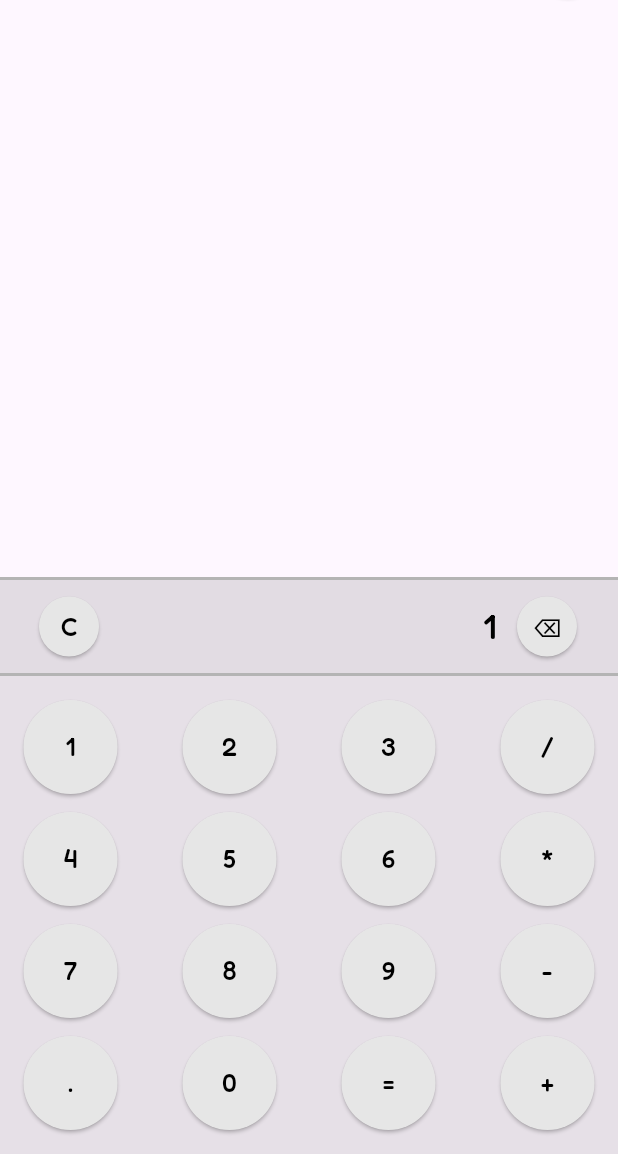
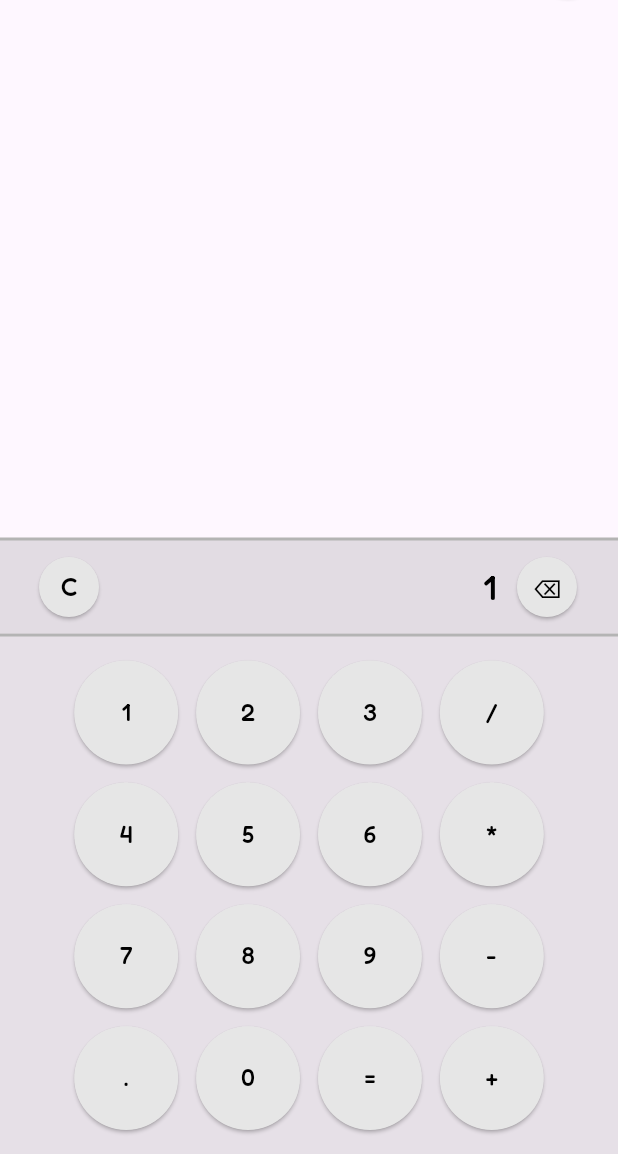
Before and after one commit to liiliiilliliiiliiiilllilliilililiiiilli/calculator, a Flutter app: the screen it shows after launch, after a tap on an icon or button, on a phone screen of 412 x 824 dp, the part 82-1236 px from its top. Run offline on Flutter 3.47's test engine with Material 3 defaults, Android fonts, the phone set to English and light mode, and no system bars; our stand-ins replace flutter_hooks, flutter_riverpod, flutter_svg, hooks_riverpod, shared_preferences.

Commit message:
Улучшение приложения

```diff
--- a/flutter_launcher_icons.yaml
+++ b/flutter_launcher_icons.yaml
@@ -1,6 +1,7 @@
 # flutter pub run flutter_launcher_icons
+
 flutter_launcher_icons:
-  image_path: "assets/icon/icon.png"
+  image_path: "assets/images/logo/dark/logo.png"
 
   android: "launcher_icon"
   # image_path_android: "assets/icon/icon.png"
--- a/lib/app/app.dart
+++ b/lib/app/app.dart
@@ -4,10 +4,10 @@ import 'package:flutter/material.dart';
 import 'package:flutter_riverpod/flutter_riverpod.dart';
 import 'package:calculator/app/providers/locale/locale.dart';
 import 'package:calculator/app/providers/theme/theme.dart';
+import 'package:calculator/app/theme/icons/icons.dart';
+import 'package:calculator/app/theme/colors/colors.dart';
 import 'package:flutter_localizations/flutter_localizations.dart';
 import 'package:calculator/app/localization/generated/l10n.dart';
-import 'package:calculator/app/theme/icons/icons.dart';
-import 'package:calculator/app/theme/colors/colors.dart';
 import 'pages/home/home.dart';
 
 
@@ -57,14 +57,6 @@ class App extends ConsumerWidget {
       MaterialApp (
         debugShowCheckedModeBanner: false,
         title: 'Calculator',
-        localizationsDelegates: const [
-            T.delegate,
-            GlobalMaterialLocalizations.delegate,
-            GlobalWidgetsLocalizations.delegate,
-            GlobalCupertinoLocalizations.delegate
-        ],
-        supportedLocales: T.delegate.supportedLocales,
-        locale: Locale (localeState),
         theme: ThemeData (
           pageTransitionsTheme: PageTransitionsTheme (
             builders: {
@@ -79,6 +71,14 @@ class App extends ConsumerWidget {
             customColors
           ]
         ),
+        localizationsDelegates: const [
+            T.delegate,
+            GlobalMaterialLocalizations.delegate,
+            GlobalWidgetsLocalizations.delegate,
+            GlobalCupertinoLocalizations.delegate
+        ],
+        supportedLocales: T.delegate.supportedLocales,
+        locale: Locale (localeState),
         routes: {
           '/home': (context) => const Home ()
         },
--- a/lib/app/methods/domath/domath.dart
+++ b/lib/app/methods/domath/domath.dart
@@ -1,4 +1,4 @@
-// Do math
+// Do math method
 
 import 'package:flutter/material.dart';
 import 'package:calculator/app/localization/generated/l10n.dart';
@@ -7,16 +7,22 @@ import 'package:calculator/app/localization/generated/l10n.dart';
 
 String doMath (BuildContext context, String input) {
 
-  final expression = input.replaceAll(' ', '');
+  final expression = input.replaceAll (' ', '');
 
-  if (expression.isEmpty) return (T.of(context).error);
+  if (expression.isEmpty) {
 
-  final parser = _ExpressionParser(expression);
+    return (T.of(context).error);
+
+  }
+
+
+  final parser = _ExpressionParser (expression);
 
 
   try {
 
-    final result = parser.parse();
+    final result = parser.parse ();
+
 
     if (!parser.isAtEnd) {
 
@@ -24,13 +30,14 @@ String doMath (BuildContext context, String input) {
 
     }
 
-    if (result == result.truncateToDouble()) {
+    if (result == result.truncateToDouble ()) {
 
       return (result.toInt().toString());
 
     }
 
-    return (result.toString());
+
+    return (result.toString ());
 
   } on FormatException {
 
@@ -49,123 +56,190 @@ class _ExpressionParser {
 
   int _pos = 0;
 
-  _ExpressionParser(this._src);
+  _ExpressionParser (this._src);
 
   bool get isAtEnd => _pos >= _src.length;
 
 
-  double parse() {
+  double parse () {
 
-    final value = _parseExpression();
+    final value = _parseExpression ();
     return (value);
 
   }
 
 
-  double _parseExpression() {
+  double _parseExpression () {
 
-    var value = _parseTerm();
+    var value = _parseTerm ();
+
+
     while (!isAtEnd) {
-      final ch = _peek();
+
+      final ch = _peek ();
+
       if (ch == '+') {
+
         _pos++;
-        value += _parseTerm();
+
+        value += _parseTerm ();
+
       } else if (ch == '-') {
+
         _pos++;
-        value -= _parseTerm();
+
+        value -= _parseTerm ();
+
       } else {
+
         break;
+
       }
+
     }
+
 
     return (value);
 
   }
 
 
-  double _parseTerm() {
+  double _parseTerm () {
 
-    var value = _parseFactor();
+    var value = _parseFactor ();
+
+
     while (!isAtEnd) {
-      final ch = _peek();
+
+      final ch = _peek ();
+
       if (ch == '*') {
+
         _pos++;
-        value *= _parseFactor();
+
+        value *= _parseFactor ();
+
       } else if (ch == '/') {
+
         _pos++;
-        final divisor = _parseFactor();
+
+        final divisor = _parseFactor ();
+
         if (divisor == 0) {
-          throw const FormatException('Division by zero');
+
+          throw const FormatException ('Division by zero');
+
         }
+
         value /= divisor;
+
       } else {
+
         break;
+
       }
+
     }
+
 
     return (value);
 
   }
 
 
-  double _parseFactor() {
+  double _parseFactor () {
 
     if (isAtEnd) {
-      throw const FormatException('Unexpected end');
+
+      throw const FormatException ('Unexpected end');
+
     }
 
-    final ch = _peek();
+    final ch = _peek ();
 
     if (ch == '(') {
-      _pos++; // пропускаем '('
-      final value = _parseExpression();
+
+      _pos++;
+
+      final value = _parseExpression ();
+
       if (_peek() != ')') {
-        throw const FormatException('Missing closing parenthesis');
+
+        throw const FormatException ('Missing closing parenthesis');
+
       }
-      _pos++; // пропускаем ')'
+
+      _pos++;
+
+
       return (value);
+
     }
 
     if (ch == '+' || ch == '-') {
+
       _pos++;
-      final value = _parseFactor();
+
+      final value = _parseFactor ();
+
+
       return (ch == '-' ? -value : value);
+
     }
 
-    return (_parseNumber());
+
+    return (_parseNumber ());
 
   }
 
 
-  double _parseNumber() {
+  double _parseNumber () {
 
     final start = _pos;
 
     while (!isAtEnd && _peek().contains(RegExp(r'[0-9]'))) {
+
       _pos++;
+
     }
 
-    if (!isAtEnd && _peek() == '.') {
+    if (!isAtEnd && _peek () == '.') {
+
       _pos++;
+
       while (!isAtEnd && _peek().contains(RegExp(r'[0-9]'))) {
+
         _pos++;
+
       }
+
     }
 
     if (_pos == start) {
-      throw const FormatException('Invalid number');
+
+      throw const FormatException ('Invalid number');
+
     }
 
-    final numberStr = _src.substring(start, _pos);
-    final value = double.tryParse(numberStr);
+    final numberStr = _src.substring (start, _pos);
+    final value = double.tryParse (numberStr);
+
     if (value == null || value.isNaN) {
-      throw const FormatException('Invalid number');
+
+      throw const FormatException ('Invalid number');
+
     }
+
+
     return (value);
 
   }
 
 
-  String _peek() => _src[_pos];
+  String _peek () {
+
+    return (_src[_pos]);
+
+  }
 
 }
--- a/lib/app/pages/home/home.dart
+++ b/lib/app/pages/home/home.dart
@@ -2,8 +2,8 @@
 
 import 'package:flutter/material.dart';
 import 'package:flutter_hooks/flutter_hooks.dart';
-import 'package:calculator/app/pages/home/widgets/appbar/appbar.dart';
-import 'package:calculator/app/pages/home/widgets/body/body.dart';
+import 'widgets/appbar/appbar.dart';
+import 'widgets/body/body.dart';
 
 
 
--- a/lib/app/pages/home/widgets/appbar/appbar.dart
+++ b/lib/app/pages/home/widgets/appbar/appbar.dart
@@ -1,12 +1,12 @@
 // Home page - AppBar
 
+import 'package:flutter/material.dart';
+import 'package:hooks_riverpod/hooks_riverpod.dart';
 import 'package:calculator/app/providers/theme/theme.dart';
+import 'package:flutter_svg/svg.dart';
 import 'package:calculator/app/theme/icons/icons.dart';
-import 'package:flutter/material.dart';
 import 'package:calculator/app/theme/colors/colors.dart';
 import 'package:calculator/app/localization/generated/l10n.dart';
-import 'package:flutter_svg/svg.dart';
-import 'package:hooks_riverpod/hooks_riverpod.dart';
 
 
 
@@ -15,7 +15,11 @@ class AppBarComponent extends HookConsumerWidget implements PreferredSizeWidget
   const AppBarComponent ({super.key,});
 
 
-  @override Size get preferredSize => const Size.fromHeight (kToolbarHeight + 10);
+  @override Size get preferredSize {
+
+    return (const Size.fromHeight (kToolbarHeight + 10));
+
+  }
 
 
   @override Widget build (BuildContext context, WidgetRef ref) {
@@ -29,9 +33,9 @@ class AppBarComponent extends HookConsumerWidget implements PreferredSizeWidget
       : context.icons.moon;
 
 
-    void switchTheme () {
+    void handlePress () {
 
-      themeNotifier.changeState (themeState == AppThemeOption.dark ? AppThemeOption.light : AppThemeOption.dark);
+      themeNotifier.switchTheme ();
 
     }
 
@@ -57,7 +61,7 @@ class AppBarComponent extends HookConsumerWidget implements PreferredSizeWidget
               top: 8
             ),
             child: ElevatedButton (
-              onPressed: switchTheme,
+              onPressed: handlePress,
               style: ElevatedButton.styleFrom (
                 shape: const CircleBorder (),
                 backgroundColor: context.colors.buttonBack
--- a/lib/app/pages/home/widgets/body/body.dart
+++ b/lib/app/pages/home/widgets/body/body.dart
@@ -29,9 +29,11 @@ class BodyComponent extends HookWidget {
             text: expression,
             justResoulted: justResoulted
           ),
-          Inputer (
-            expression: expression,
-            justResoulted: justResoulted
+          Expanded (
+            child: Inputer (
+              expression: expression,
+              justResoulted: justResoulted
+            )
           )
         ]
       )
--- a/lib/app/pages/home/widgets/body/widgets/expression/expression.dart
+++ b/lib/app/pages/home/widgets/body/widgets/expression/expression.dart
@@ -22,7 +22,9 @@ class Expression extends StatelessWidget {
 
     void calncelAction () {
 
-      text.value = text.value = '';
+      text.value = '';
+
+      justResoulted.value = false;
 
     }
 
@@ -33,11 +35,15 @@ class Expression extends StatelessWidget {
 
         text.value = '';
 
-        justResoulted.value = false;
+      }
+
+      else {
+
+        text.value = text.value.substring (0, text.value.length - 1);
 
       }
 
-      text.value = text.value.substring (0, text.value.length - 1);
+      justResoulted.value = false;
 
     }
 
@@ -56,8 +62,8 @@ class Expression extends StatelessWidget {
         ),
         child: Padding (
           padding: const EdgeInsets.symmetric (
-            horizontal: 14,
-            vertical: 7
+            vertical: 7,
+            horizontal: 14
           ),
           child: Row (
             mainAxisAlignment: MainAxisAlignment.spaceBetween,
@@ -78,7 +84,7 @@ class Expression extends StatelessWidget {
                   )
                 )
               ),
-              Expanded(
+              Expanded (
                 child: Text (
                   text.value,
                   textAlign: TextAlign.end,
--- a/lib/app/pages/home/widgets/body/widgets/inputer/inputer.dart
+++ b/lib/app/pages/home/widgets/body/widgets/inputer/inputer.dart
@@ -15,7 +15,7 @@ class Inputer extends StatelessWidget {
   const Inputer ({
     super.key,
     required this.expression,
-    required this.justResoulted,
+    required this.justResoulted
   });
 
 
@@ -31,40 +31,39 @@ class Inputer extends StatelessWidget {
 
     void onTapKeyboardButton (String symbol) {
 
-      switch (symbol) {
+      if (symbol == '=') {
 
-        case '=':
+        expression.value = doMath (context, expression.value);
+
+        justResoulted.value = true;
+
+      }
+
+      else {
+
+        if (symbol == '+' || symbol == '-' || symbol == '*' || symbol == '/') {
+
+          expression.value = expression.value.length + 1 <= 17
+            ? expression.value + symbol
+            : expression.value;
+
+        }
+
+        else {
 
           if (justResoulted.value) {
 
             expression.value = '';
 
-            justResoulted.value = false;
+          }
+
+          expression.value = expression.value.length + 1 <= 17
+            ? expression.value + symbol
+            : expression.value;
 
         }
 
-          final result = doMath (context, expression.value);
-
-          expression.value = result;
-          justResoulted.value = true;
-
-          break;
-
-        default:
-
-          if (justResoulted.value) {
-
-            if (symbol != '+' && symbol != '-' && symbol != '*' && symbol != '/') expression.value = '';
-
         justResoulted.value = false;
-
-          }
-
-          expression.value = expression.value.length > 16
-            ? expression.value
-            : expression.value + symbol;
-
-          break;
 
       }
 
@@ -83,23 +82,50 @@ class Inputer extends StatelessWidget {
             )
           )
         ),
+        child: LayoutBuilder (
+          builder: (context, constraints) {
+
+            const double verticalPadding = 16.0 * 2;
+            const double mainAxisSpacing = 12.0;
+            const double crossAxisSpacing = 12.0;
+            const int rowCount = 4;
+            const int columnCount = 4;
+            const double targetAspectRatio = 1.0;
+
+            final double availableHeight = constraints.maxHeight;
+            final double totalVerticalSpacing = mainAxisSpacing * (rowCount - 1);
+            final double heightForButtons = availableHeight - verticalPadding - totalVerticalSpacing;
+            final double buttonHeight = heightForButtons / rowCount;
+            final double buttonWidth = buttonHeight * targetAspectRatio;
+            final double totalCrossAxisSpacing = crossAxisSpacing * (columnCount - 1);
+            final double maxGridWidth = (buttonWidth * columnCount) + totalCrossAxisSpacing;
+            final double finalGridWidth = constraints.maxWidth > maxGridWidth
+              ? maxGridWidth
+              : constraints.maxWidth;
+
+            return (
+
+              Center (
+                child: SizedBox (
+                  width: finalGridWidth,
+                  height: availableHeight,
                   child: GridView.count (
-          padding: EdgeInsets.only (
-            bottom: 16,
-            top: 16
+                    padding: const EdgeInsets.symmetric (
+                      vertical: 16
                     ),
-          shrinkWrap: true,
                     physics: const NeverScrollableScrollPhysics (),
-          crossAxisCount: 4,
-          childAspectRatio: 1.5,
-          mainAxisSpacing: 12,
-          crossAxisSpacing: 12,
-          children: symbols.map ((symbol) => symbol.isEmpty
-            ? const SizedBox.shrink ()
-            : ElevatedButton (
+                    crossAxisCount: columnCount,
+                    childAspectRatio: targetAspectRatio,
+                    mainAxisSpacing: mainAxisSpacing,
+                    crossAxisSpacing: crossAxisSpacing,
+                    children: symbols.map ((symbol) => symbol.isEmpty ?
+                      const SizedBox.shrink ()
+                    :
+                      ElevatedButton (
                         onPressed: () => onTapKeyboardButton (symbol),
                         style: ElevatedButton.styleFrom (
                           shape: const CircleBorder (),
+                          padding: const EdgeInsets.all (8),
                           backgroundColor: context.colors.buttonBack
                         ),
                         child: Text (
@@ -107,12 +133,17 @@ class Inputer extends StatelessWidget {
                           style: TextStyle (
                             fontFamily: 'Fredoka',
                             fontWeight: FontWeight.w500,
-                  fontSize: 17,
+                            fontSize: 16,
                             color: context.colors.buttonText
                           )
                         )
                       )
                     ).toList ()
+                  )
+                )
+              )
+            );
+          }
         )
       )
 
--- a/lib/app/providers/locale/locale.dart
+++ b/lib/app/providers/locale/locale.dart
@@ -7,7 +7,7 @@ import 'package:calculator/app/localization/generated/l10n.dart';
 
 
 
-const String defaultLocale = 'en';
+const String defaultState = 'en';
 
 
 
@@ -19,10 +19,10 @@ class LocaleNotifier extends Notifier <String> {
 
   @override String build () {
 
-    initState ();
+    initiate ();
 
 
-    return (defaultLocale);
+    return (defaultState);
 
   }
 
@@ -50,7 +50,7 @@ class LocaleNotifier extends Notifier <String> {
   }
 
 
-  Future <void> initState () async {
+  Future <void> initiate () async {
 
     final SharedPreferences preferences = await SharedPreferences.getInstance ();
 
@@ -78,7 +78,7 @@ class LocaleNotifier extends Notifier <String> {
   }
 
 
-  Future <void> changeState (String locale) async {
+  Future <void> changeLocale (String locale) async {
 
     await T.load (Locale (locale));
 
--- a/lib/app/providers/theme/theme.dart
+++ b/lib/app/providers/theme/theme.dart
@@ -1,4 +1,4 @@
-// State providers - Theme
+// Theme provider
 
 import 'dart:ui';
 import 'package:flutter_riverpod/flutter_riverpod.dart';
@@ -7,7 +7,7 @@ import 'package:calculator/app/theme/colors/colors.dart';
 
 
 
-const AppThemeOption defaultTheme = AppThemeOption.dark;
+const AppThemeOption defaultState = AppThemeOption.dark;
 
 
 
@@ -19,10 +19,10 @@ class ThemeNotifier extends Notifier <AppThemeOption> {
 
   @override AppThemeOption build () {
 
-    initState ();
+    initiate ();
 
 
-    return (defaultTheme);
+    return (defaultState);
 
   }
 
@@ -85,7 +85,7 @@ class ThemeNotifier extends Notifier <AppThemeOption> {
   }
 
 
-  Future <void> initState () async {
+  Future <void> initiate () async {
 
     final AppThemeOption? savedTheme = await getSavedTheme ();
 
@@ -109,7 +109,20 @@ class ThemeNotifier extends Notifier <AppThemeOption> {
   }
 
 
-  Future <void> changeState (AppThemeOption theme) async {
+  Future <void> changeTheme (AppThemeOption theme) async {
+
+    state = theme;
+
+    await saveTheme (theme);
+
+  }
+
+
+  Future <void> switchTheme () async {
+
+    final theme = state == AppThemeOption.dark
+      ? AppThemeOption.light
+      : AppThemeOption.dark;
 
     state = theme;
 
--- a/lib/app/theme/colors/colors.dart
+++ b/lib/app/theme/colors/colors.dart
@@ -15,55 +15,55 @@ enum AppThemeOption {
 
 class AppColors extends ThemeExtension <AppColors> {
 
+  final Color blockBorder;
+  final Color buttonBack;
   final Color buttonText;
-  final Color buttonBack;
+  final Color expressionBack;
   final Color inputerBack;
-  final Color expressionBack;
-  final Color blockBorder;
 
 
   const AppColors ({
+    required this.blockBorder,
+    required this.buttonBack,
     required this.buttonText,
-    required this.buttonBack,
-    required this.inputerBack,
     required this.expressionBack,
-    required this.blockBorder
+    required this.inputerBack
   });
 
 
   static const AppColors dark = AppColors (
+    blockBorder: Color (0xff202020),
+    buttonBack: Color (0xff2b2b2b),
     buttonText: Color (0xfff2f2f2),
-    buttonBack: Color.fromARGB(255, 43, 43, 43),
-    inputerBack: Color.fromARGB (32, 64, 64, 64),
-    expressionBack: Color.fromARGB (32, 32, 32, 32),
-    blockBorder: Color (0xff202020)
+    expressionBack: Color (0x20202020),
+    inputerBack: Color (0x20404040)
   );
 
   static const AppColors light = AppColors (
+    blockBorder: Color (0xffb4b4b4),
+    buttonBack: Color (0xffe6e6e6),
     buttonText: Color (0xff000000),
-    buttonBack: Color.fromARGB(255, 230, 230, 230),
-    inputerBack: Color.fromARGB (32, 64, 64, 64),
-    expressionBack: Color.fromARGB (32, 32, 32, 32),
-    blockBorder: Color.fromARGB(255, 180, 180, 180)
+    expressionBack: Color (0x20202020),
+    inputerBack: Color (0x20404040)
   );
 
 
   @override AppColors copyWith ({
+    Color? blockBorder,
+    Color? buttonBack,
     Color? buttonText,
-    Color? buttonBack,
-    Color? inputerBack,
     Color? expressionBack,
-    Color? blockBorder
+    Color? inputerBack
   }) {
 
     return (
 
       AppColors (
+        blockBorder: blockBorder ?? this.blockBorder,
+        buttonBack: buttonBack ?? this.buttonBack,
         buttonText: buttonText ?? this.buttonText,
-        buttonBack: buttonBack ?? this.buttonBack,
-        inputerBack: inputerBack ?? this.inputerBack,
         expressionBack: expressionBack ?? this.expressionBack,
-        blockBorder: blockBorder ?? this.blockBorder
+        inputerBack: inputerBack ?? this.inputerBack
       )
 
     );
@@ -82,11 +82,11 @@ class AppColors extends ThemeExtension <AppColors> {
     return (
 
       AppColors (
+        blockBorder: Color.lerp (blockBorder, other.blockBorder, t) ?? blockBorder,
+        buttonBack: Color.lerp (buttonBack, other.buttonBack, t) ?? buttonBack,
         buttonText: Color.lerp (buttonText, other.buttonText, t) ?? buttonText,
-        buttonBack: Color.lerp (buttonBack, other.buttonBack, t) ?? buttonBack,
-        inputerBack: Color.lerp (inputerBack, other.inputerBack, t) ?? inputerBack,
         expressionBack: Color.lerp (expressionBack, other.expressionBack, t) ?? expressionBack,
-        blockBorder: Color.lerp (blockBorder, other.blockBorder, t) ?? blockBorder
+        inputerBack: Color.lerp (inputerBack, other.inputerBack, t) ?? inputerBack
       )
 
     );
--- a/lib/app/theme/icons/icons.dart
+++ b/lib/app/theme/icons/icons.dart
@@ -6,37 +6,37 @@ import 'package:flutter/material.dart';
 
 class AppAssets extends ThemeExtension <AppAssets> {
 
+  final String moon;
   final String sun;
-  final String moon;
 
 
   const AppAssets ({
-    required this.sun,
-    required this.moon
+    required this.moon,
+    required this.sun
   });
 
 
   static const AppAssets dark = AppAssets (
-    sun: 'assets/images/icons/common/sun.svg',
-    moon: 'assets/images/icons/common/moon.svg'
+    moon: 'assets/images/icons/common/moon.svg',
+    sun: 'assets/images/icons/common/sun.svg'
   );
 
   static const AppAssets light = AppAssets (
-    sun: 'assets/images/icons/common/sun.svg',
-    moon: 'assets/images/icons/common/moon.svg'
+    moon: 'assets/images/icons/common/moon.svg',
+    sun: 'assets/images/icons/common/sun.svg'
   );
 
 
   @override AppAssets copyWith ({
-    String? sun,
-    String? moon
+    String? moon,
+    String? sun
   }) {
 
     return (
 
       AppAssets (
-        sun: sun ?? this.sun,
-        moon: moon ?? this.moon
+        moon: moon ?? this.moon,
+        sun: sun ?? this.sun
       )
 
     );
```
Also changed, not shown: assets/icon/icon.png (deleted), 11 other files. Lines whose indentation alone changed are shown as unchanged.
